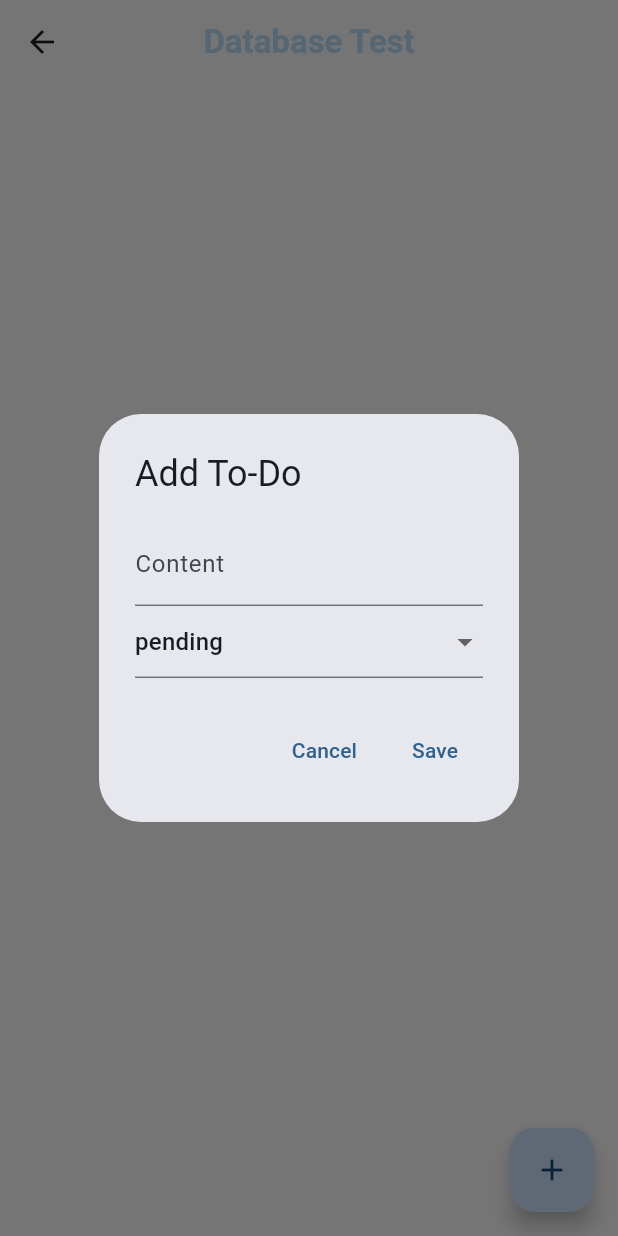
After one commit to PedroTorrado/Hevy-Load, a Flutter app: the databasetest screen opened by its route, after a tap on the "add" icon, on a phone screen of 412 x 824 dp. The commit adds this screen. Run offline on Flutter 3.47's test engine with Material 3 defaults, Android fonts, the phone set to English and light mode, and no system bars; our stand-ins replace isar; accounts and stored records are empty; generated files the repository leaves out were written again.

Commit message:
first database working test - Todo List

```diff
--- /dev/null
+++ b/App/heavy_load/lib/databasetest.dart
@@ -0,0 +1,140 @@
+import 'package:flutter/material.dart';
+import 'package:heavy_load/models/enums.dart';
+import 'package:heavy_load/services/database_service.dart';
+
+import 'models/todo.dart';
+
+class databasetest extends StatelessWidget {
+  final List<Todo> todos;
+
+  databasetest({Key? key, required this.todos}) : super(key: key);
+  // remove the "get todo => null;"
+
+  @override
+  Widget build(BuildContext context) {
+    return Scaffold(
+      appBar: AppBar(
+        title: const Text('Database Test'),
+      ),
+      body: SafeArea(
+          child: SizedBox.expand(
+        child: _buildUI(),
+      )),
+      floatingActionButton: FloatingActionButton(
+        onPressed: () => _addOrEditTodo(context),
+        child: const Icon(Icons.add),
+      ),
+    );
+  }
+
+  Widget _buildUI() {
+    return Padding(
+      padding: EdgeInsets.symmetric(
+        horizontal: 16.0,
+        vertical: 8.0,
+      ),
+      child: ListView.builder(
+          itemCount: todos.length,
+          itemBuilder: (context, index) {
+            return Card(
+              margin: const EdgeInsets.symmetric(vertical: 2.5),
+              child: ListTile(
+                title: Text(todos[index].content ?? 'No Content'),
+                subtitle: Text(
+                  "Status: ${todos[index].status.name}\nCreated At: ${todos[index].createdAt.day}/${todos[index].createdAt.month}, ${todos[index].createdAt.hour}:${todos[index].createdAt.minute}\nUpdated At: ${todos[index].updatedAt.day}/${todos[index].updatedAt.month}, ${todos[index].updatedAt.hour}:${todos[index].updatedAt.minute}",
+                ),
+                trailing: SizedBox(
+                  width: 100,
+                  child: Row(
+                      mainAxisAlignment: MainAxisAlignment.end,
+                      crossAxisAlignment: CrossAxisAlignment.center,
+                      children: [
+                        IconButton(
+                          icon: const Icon(Icons.edit),
+                          onPressed: () {
+                            _addOrEditTodo(context, todo: todos[index]);
+                          },
+                        ),
+                        IconButton(
+                          icon: const Icon(Icons.delete),
+                          color: Colors.red,
+                          onPressed: () {
+                            DatabaseService.db.writeTxn(() async {
+                              await DatabaseService.db.todos.delete(
+                                todos[index].id,
+                              );
+                            });
+                            // Optionally, you can refresh the UI or show a snackbar
+                          },
+                        ),
+                      ]),
+                ),
+              ),
+            );
+          }),
+    );
+  }
+
+  void _addOrEditTodo(BuildContext context, {Todo? todo}) {
+    TextEditingController contentController = TextEditingController(text: todo?.content ?? '');
+    Status status = todo?.status ?? Status.pending;
+
+    showDialog(
+      context: context,
+      builder: (context) {
+        return AlertDialog(
+          title: Text(todo != null ? "Edit To-Do" : "Add To-Do"),
+          content: Column(
+            mainAxisSize: MainAxisSize.min,
+            children: [
+            TextField(controller: contentController, decoration: const InputDecoration(labelText: 'Content'),),
+            DropdownButtonFormField<Status>(
+                value: status,
+                items: Status.values
+                    .map((e) => DropdownMenuItem(
+                        value: e,
+                        child: Text(
+                          e.name,
+                        )))
+                    .toList(),
+                onChanged: (value) {
+                  if (value == null) return;
+                  status = value;
+                }),
+          ]),
+          actions: [
+            TextButton(
+                onPressed: () {
+                  Navigator.pop(context);
+                },
+                child: const Text('Cancel')),
+            TextButton(
+                onPressed: () async {
+                  if (contentController.text.isNotEmpty) {
+
+                    late Todo newTodo;
+                    if (todo != null) {
+                      newTodo = todo.copyWith(
+                        content: contentController.text,
+                        status: status,
+                      );
+                    } else {
+                      newTodo = Todo()
+                        ..content = contentController.text
+                        ..status = status;
+                    }
+                    await DatabaseService.db.writeTxn(() async {
+                      await DatabaseService.db.todos.put(
+                        newTodo
+                      );
+                    },);
+                    Navigator.pop(context);
+                  }
+                },
+                child: const Text('Save')),
+          ],
+        );
+      },
+    );
+  }
+}
--- a/App/heavy_load/lib/main.dart
+++ b/App/heavy_load/lib/main.dart
@@ -1,10 +1,23 @@
+import 'dart:async';
+
+import 'package:heavy_load/services/database_service.dart';
+import 'package:isar/isar.dart';  // ! Import ISAR
+
 import 'package:flutter/material.dart';
 import 'dashboard.dart';
+import 'models/todo.dart';
 import 'workouts.dart';
 import 'settings.dart';
+import 'databasetest.dart';
 
-void main() {
+Future<void> main() async {
+  await _setup(); // Initialize the database service before running the app
   runApp(const MyApp());
+}
+
+Future<void> _setup() async {
+  WidgetsFlutterBinding.ensureInitialized();
+  await DatabaseService.setup(); // ! Initialize the database service
 }
 
 class MyApp extends StatefulWidget {
@@ -15,6 +28,27 @@ class MyApp extends StatefulWidget {
 }
 
 class _MyAppState extends State<MyApp> {
+
+  List <Todo> todos = [];
+
+  StreamSubscription? _todoSubscription;
+
+  @override
+  void initState() {
+    super.initState();
+    DatabaseService.db.todos.buildQuery<Todo>().watch(fireImmediately: true).listen((data) {
+      setState(() {
+        todos = data;
+      });
+    });
+    // Initialize the database service
+  }
+
+  @override
+  void dispose() {
+    _todoSubscription?.cancel();
+    super.dispose();
+  }
   ThemeMode _themeMode = ThemeMode.system;
 
   void _changeTheme(ThemeMode? mode) {
@@ -79,6 +113,7 @@ class _MyAppState extends State<MyApp> {
         '/': (context) => HomePage(onOpenSettings: () => Navigator.pushNamed(context, '/settings')),
         '/dashboard': (context) => const DashboardPage(),
         '/workouts': (context) => const WorkoutsPage(),
+        '/databasetest': (context) => databasetest(todos: todos),
         '/settings': (context) => SettingsPage(
           themeMode: _themeMode,
           onThemeChanged: _changeTheme,
@@ -118,6 +153,11 @@ class HomePage extends StatelessWidget {
           ],
         ),
         actions: [
+          IconButton(
+            icon: const Icon(Icons.data_array),
+            tooltip: 'Database Test',
+            onPressed: () => Navigator.pushNamed(context, '/databasetest'),
+          ),
           IconButton(
             icon: const Icon(Icons.settings),
             tooltip: 'Settings',
--- /dev/null
+++ b/App/heavy_load/lib/models/enums.dart
@@ -0,0 +1,5 @@
+enum Status{
+  pending,
+  completed,
+  archived
+}
--- /dev/null
+++ b/App/heavy_load/lib/models/todo.dart
@@ -0,0 +1,26 @@
+import 'package:isar/isar.dart';
+import 'package:heavy_load/models/enums.dart';
+
+part 'todo.g.dart'; // ! necessary for Isar code generation
+// ! after setting up your model, run `flutter pub run build_runner build` to generate the necessary code
+
+@Collection()
+class Todo {
+  Id id = Isar.autoIncrement; // Use auto-increment for ID
+  String? content; // Content of the todo item
+
+  @enumerated
+  Status status = Status.pending; // Status of the todo item
+
+  DateTime createdAt = DateTime.now(); // Creation timestamp
+  DateTime updatedAt = DateTime.now(); // Last update timestamp
+
+  Todo copyWith({String? content, Status? status}) {
+    return Todo()
+      ..id = id
+      ..content = content ?? this.content
+      ..status = status ?? this.status
+      ..createdAt = createdAt
+      ..updatedAt = DateTime.now(); // Update timestamp on copy
+  }
+}
--- /dev/null
+++ b/App/heavy_load/lib/services/database_service.dart
@@ -0,0 +1,20 @@
+import 'package:isar/isar.dart';
+import 'package:path_provider/path_provider.dart';
+import 'package:heavy_load/models/todo.dart';
+
+class DatabaseService {
+
+  static late final Isar db;
+
+  static Future<void> setup() async {
+    // Initialize the database connection here
+    final appDir = await getApplicationDocumentsDirectory();
+    db = await Isar.open(
+      [
+        TodoSchema,
+      ],
+      directory: appDir.path,
+    );
+
+  }
+}
--- a/App/heavy_load/pubspec.yaml
+++ b/App/heavy_load/pubspec.yaml
@@ -35,6 +35,9 @@ dependencies:
   # Use with the CupertinoIcons class for iOS style icons.
   cupertino_icons: ^1.0.8
   http: ^1.2.1
+  isar: ^3.1.0+1
+  isar_flutter_libs: ^3.1.0+1
+  path_provider: ^2.1.5
 
 dev_dependencies:
   flutter_test:
@@ -46,6 +49,8 @@ dev_dependencies:
   # package. See that file for information about deactivating specific lint
   # rules and activating additional ones.
   flutter_lints: ^5.0.0
+  isar_generator: ^3.1.0+1
+  build_runner: any
 
 # For information on the generic Dart part of this file, see the
 # following page: https://dart.dev/tools/pub/pubspec
```
Also changed, not shown: App/heavy_load/lib/models/todo.g.dart (added), 5 other files.
